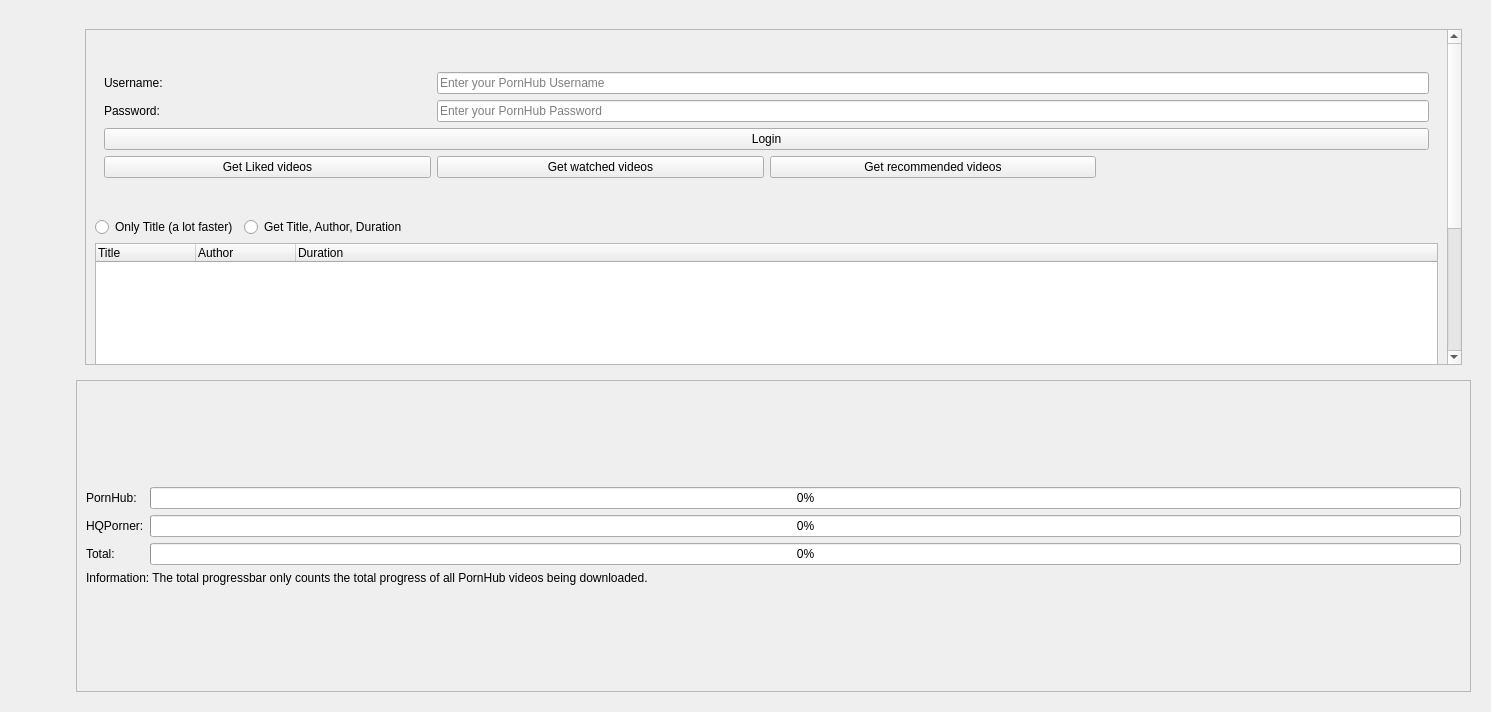
Before: the Qt Designer form src/frontend/form_desktop.ui in EchterAlsFake/Porn_Fetch, drawn with Qt 5.
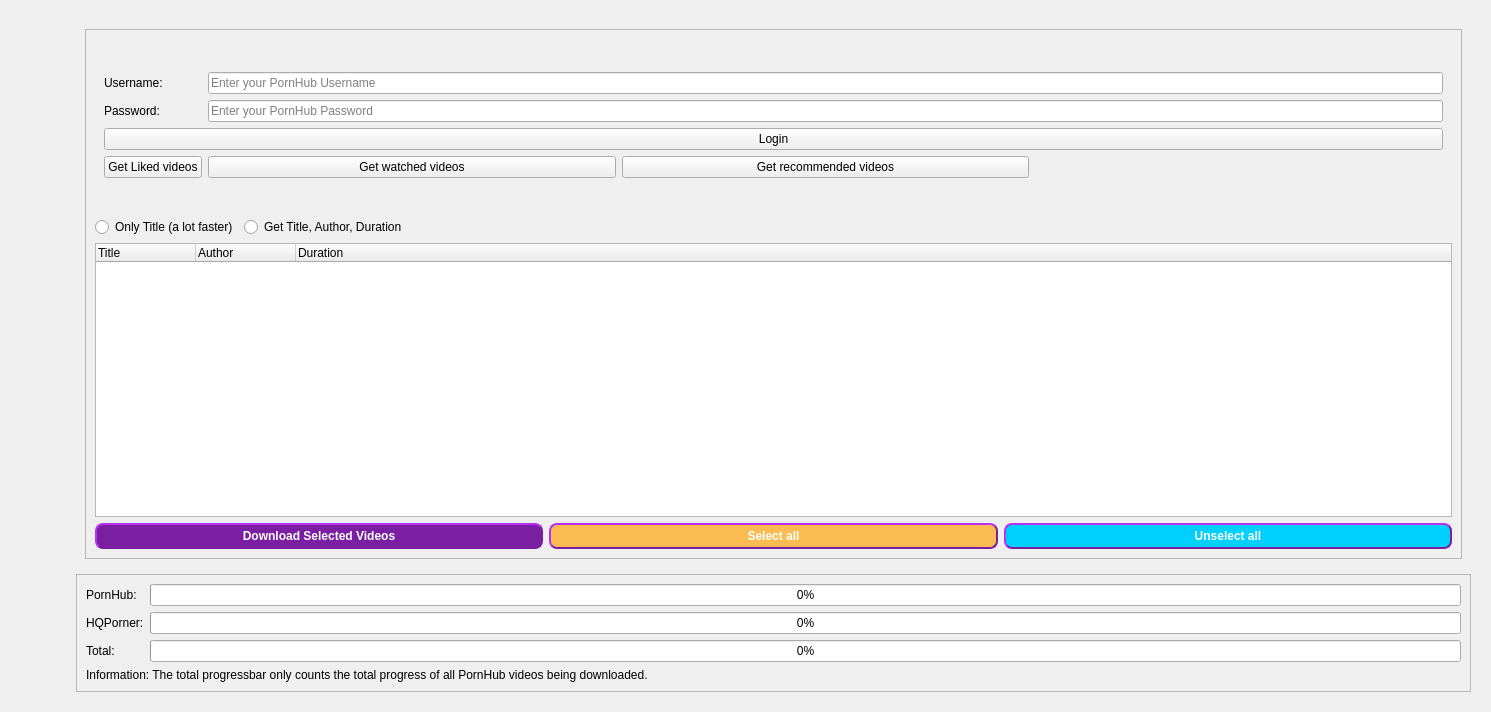
After: the same form once the commit is applied. The open tabs and pages were chosen to show the change.

Commit message:
Fixed some stuff on the main application, fixed some stuff on the UI and added some changelog stuff.
Also modified the strip_title to include non utf-8 characters to support other languages.

(The script for iOS still needs tests, and they are really time-consuming. Like 3-5 hours per test)

The edit to the form file:
```diff
--- a/src/frontend/form_desktop.ui
+++ b/src/frontend/form_desktop.ui
@@ -62,8 +62,8 @@
                   <rect>
                    <x>0</x>
                    <y>0</y>
-                   <width>1359</width>
-                   <height>579</height>
+                   <width>1373</width>
+                   <height>514</height>
                   </rect>
                  </property>
                  <layout class="QGridLayout" name="gridLayout_4">
@@ -235,7 +235,7 @@
                     <property name="minimumSize">
                      <size>
                       <width>100</width>
-                      <height>300</height>
+                      <height>100</height>
                      </size>
                     </property>
                     <column>
@@ -257,6 +257,12 @@
                   </item>
                   <item row="0" column="0">
                    <widget class="QStackedWidget" name="stacked_widget_top">
+                    <property name="sizePolicy">
+                     <sizepolicy hsizetype="Preferred" vsizetype="Fixed">
+                      <horstretch>0</horstretch>
+                      <verstretch>0</verstretch>
+                     </sizepolicy>
+                    </property>
                     <property name="styleSheet">
                      <string/>
                     </property>
@@ -550,6 +556,12 @@
                         </item>
                         <item row="1" column="0">
                          <widget class="QLabel" name="label_password">
+                          <property name="sizePolicy">
+                           <sizepolicy hsizetype="Fixed" vsizetype="Fixed">
+                            <horstretch>0</horstretch>
+                            <verstretch>0</verstretch>
+                           </sizepolicy>
+                          </property>
                           <property name="text">
                            <string>Password:</string>
                           </property>
@@ -589,6 +601,12 @@
                         </item>
                         <item row="0" column="0">
                          <widget class="QLabel" name="label_username">
+                          <property name="sizePolicy">
+                           <sizepolicy hsizetype="Fixed" vsizetype="Fixed">
+                            <horstretch>0</horstretch>
+                            <verstretch>0</verstretch>
+                           </sizepolicy>
+                          </property>
                           <property name="text">
                            <string>Username:</string>
                           </property>
@@ -1832,6 +1850,12 @@
         </item>
         <item row="1" column="0">
          <widget class="QScrollArea" name="scrollArea_2">
+          <property name="sizePolicy">
+           <sizepolicy hsizetype="Minimum" vsizetype="Maximum">
+            <horstretch>0</horstretch>
+            <verstretch>0</verstretch>
+           </sizepolicy>
+          </property>
           <property name="widgetResizable">
            <bool>true</bool>
           </property>
@@ -1841,7 +1865,7 @@
              <x>0</x>
              <y>0</y>
              <width>1393</width>
-             <height>232</height>
+             <height>130</height>
             </rect>
            </property>
            <layout class="QGridLayout" name="gridLayout_33">
```
Left out of the diff: 402 changed lines with no effect on the pictures. The commit also changes 4 other files.
